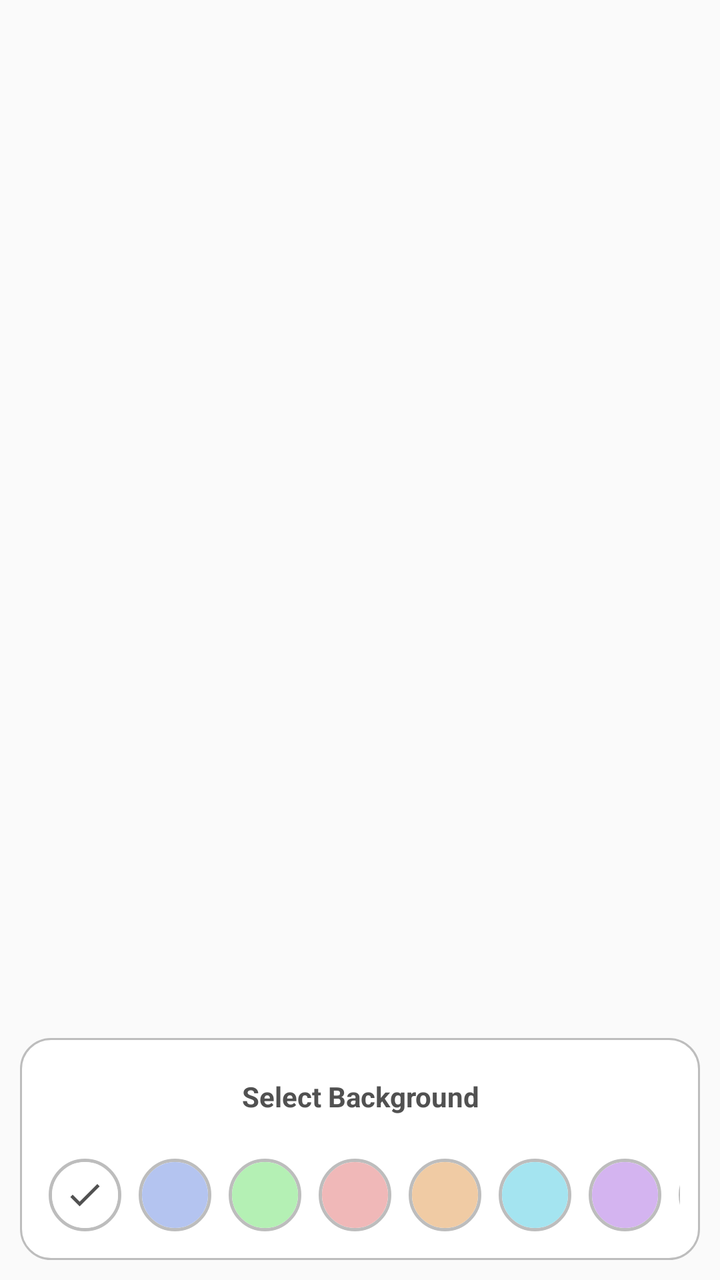
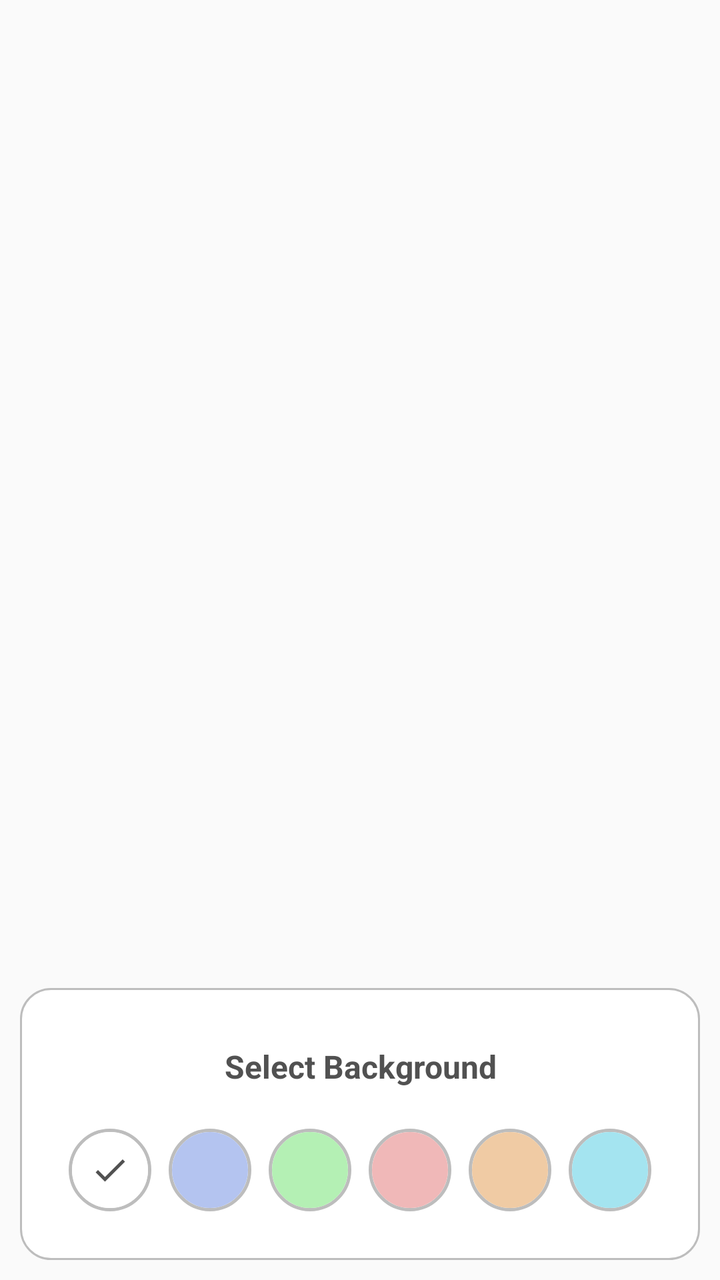

An Android layout rendered at two revisions. The XML below is the earlier revision; the diff shows what the commit changed to produce the second picture.
<!-- AndroidManifest.xml: application theme LanscapeTheme -->
<!-- res/layout/layout_miscellaneous.xml -->
<?xml version="1.0" encoding="utf-8"?>
<FrameLayout xmlns:android="http://schemas.android.com/apk/res/android"
    xmlns:app="http://schemas.android.com/apk/res-auto"
    xmlns:tools="http://schemas.android.com/tools"
    android:id="@+id/bottomSheetContainer"
    android:layout_width="match_parent"
    android:layout_height="wrap_content"
    android:clickable="true"
    android:focusable="true"
    app:behavior_peekHeight="50dp"
    app:behavior_hideable="true"
    app:layout_behavior="@string/bottom_sheet_behavior">

    <View
        android:id="@+id/outside_touch_view"
        android:layout_width="match_parent"
        android:layout_height="match_parent"
        android:background="@android:color/transparent" />

        <LinearLayout
            android:id="@+id/layoutMiscellaneous"
            android:orientation="vertical"
            android:background="@drawable/background_miscellaneous"
            android:layout_width="match_parent"
            android:layout_height="wrap_content"
            android:layout_gravity="bottom"
            android:padding="10dp"
            android:layout_marginBottom="10dp"
            android:layout_marginStart="10dp"
            android:layout_marginEnd="10dp">

            <TextView
                android:id="@+id/textMiscellaneous"
                android:layout_width="match_parent"
                android:layout_height="40dp"
                android:gravity="center"
                android:includeFontPadding="false"
                android:layout_marginBottom="6dp"
                android:text="@string/bottom_sheet_title"
                android:textColor="@color/textAndIconColor"
                android:textStyle="bold"
                android:textSize="14sp"/>

            <HorizontalScrollView
                android:layout_width="match_parent"
                android:layout_height="wrap_content"
                android:clipToPadding="false"
                android:scrollbars="none"
                tools:ignore="SpeakableTextPresentCheck">

                <LinearLayout
                    android:id="@+id/layoutNoteColor"
                    android:layout_width="wrap_content"
                    android:layout_height="wrap_content"
                    android:baselineAligned="false"
                    android:gravity="center_vertical"
                    android:orientation="horizontal">

                    <FrameLayout
                        android:layout_width="wrap_content"
                        android:layout_height="wrap_content">

                        <View
                            android:id="@+id/viewColor0"
                            android:layout_width="45dp"
                            android:layout_height="45dp"
                            android:background="@drawable/background_note_color0" />

                        <ImageView
                            android:id="@+id/imageColor0"
                            android:layout_width="40dp"
                            android:layout_height="40dp"
                            android:layout_gravity="center"
                            android:importantForAccessibility="no"
                            android:padding="10dp"
                            android:src="@drawable/ic_done"
                            tools:ignore="ImageContrastCheck" />

                    </FrameLayout>

                    <FrameLayout
                        android:layout_width="wrap_content"
                        android:layout_height="wrap_content">

                        <View
                            android:id="@+id/viewColor1"
                            android:layout_width="45dp"
                            android:layout_height="45dp"
                            android:background="@drawable/background_note_color1"
                            android:importantForAccessibility="no" />

                        <ImageView
                            android:id="@+id/imageColor1"
                            android:layout_width="40dp"
                            android:layout_height="40dp"
                            android:layout_gravity="center"
                            android:importantForAccessibility="no"
                            android:padding="10dp"
                            tools:ignore="ImageContrastCheck" />

                    </FrameLayout>

                    <FrameLayout
                        android:layout_width="wrap_content"
                        android:layout_height="wrap_content">

                        <View
                            android:id="@+id/viewColor2"
                            android:layout_width="45dp"
                            android:layout_height="45dp"
                            android:background="@drawable/background_note_color2"
                            android:importantForAccessibility="no" />

                        <ImageView
                            android:id="@+id/imageColor2"
                            android:layout_width="40dp"
                            android:layout_height="40dp"
                            android:layout_gravity="center"
                            android:padding="10dp"
                            tools:ignore="ContentDescription,ImageContrastCheck" />

                    </FrameLayout>

                    <FrameLayout
                        android:layout_width="wrap_content"
                        android:layout_height="wrap_content">

                        <View
                            android:id="@+id/viewColor3"
                            android:layout_width="45dp"
                            android:layout_height="45dp"
                            android:background="@drawable/background_note_color3" />

                        <ImageView
                            android:id="@+id/imageColor3"
                            android:layout_width="40dp"
                            android:layout_height="40dp"
                            android:layout_gravity="center"
                            android:importantForAccessibility="no"
                            android:padding="10dp"
                            tools:ignore="ImageContrastCheck" />

                    </FrameLayout>

                    <FrameLayout
                        android:layout_width="wrap_content"
                        android:layout_height="wrap_content">

                        <View
                            android:id="@+id/viewColor4"
                            android:layout_width="45dp"
                            android:layout_height="45dp"
                            android:background="@drawable/background_note_color4"
                            android:importantForAccessibility="no" />

                        <ImageView
                            android:id="@+id/imageColor4"
                            android:layout_width="40dp"
                            android:layout_height="40dp"
                            android:layout_gravity="center"
                            android:padding="10dp"
                            tools:ignore="ContentDescription,ImageContrastCheck" />

                    </FrameLayout>

                    <FrameLayout
                        android:layout_width="wrap_content"
                        android:layout_height="wrap_content">

                        <View
                            android:id="@+id/viewColor5"
                            android:layout_width="45dp"
                            android:layout_height="45dp"
                            android:background="@drawable/background_note_color5"
                            android:importantForAccessibility="no" />

                        <ImageView
                            android:id="@+id/imageColor5"
                            android:layout_width="40dp"
                            android:layout_height="40dp"
                            android:layout_gravity="center"
                            android:padding="10dp"
                            tools:ignore="ContentDescription,ImageContrastCheck" />

                    </FrameLayout>

                    <FrameLayout
                        android:layout_width="wrap_content"
                        android:layout_height="wrap_content">

                        <View
                            android:id="@+id/viewColor6"
                            android:layout_width="45dp"
                            android:layout_height="45dp"
                            android:background="@drawable/background_note_color6" />

                        <ImageView
                            android:id="@+id/imageColor6"
                            android:layout_width="40dp"
                            android:layout_height="40dp"
                            android:layout_gravity="center"
                            android:importantForAccessibility="no"
                            android:padding="10dp"
                            tools:ignore="ImageContrastCheck" />

                    </FrameLayout>

                    <FrameLayout
                        android:layout_width="wrap_content"
                        android:layout_height="wrap_content">

                        <View
                            android:id="@+id/viewColor7"
                            android:layout_width="45dp"
                            android:layout_height="45dp"
                            android:background="@drawable/background_note_color7" />

                        <ImageView
                            android:id="@+id/imageColor7"
                            android:layout_width="40dp"
                            android:layout_height="40dp"
                            android:layout_gravity="center"
                            android:importantForAccessibility="no"
                            android:padding="10dp"
                            tools:ignore="ImageContrastCheck" />

                    </FrameLayout>

                    <FrameLayout
                        android:layout_width="wrap_content"
                        android:layout_height="wrap_content">

                        <View
                            android:id="@+id/viewColor8"
                            android:layout_width="45dp"
                            android:layout_height="45dp"
                            android:background="@drawable/background_note_color8" />

                        <ImageView
                            android:id="@+id/imageColor8"
                            android:layout_width="40dp"
                            android:layout_height="40dp"
                            android:layout_gravity="center"
                            android:importantForAccessibility="no"
                            android:padding="10dp"
                            tools:ignore="ImageContrastCheck" />

                    </FrameLayout>

                    <FrameLayout
                        android:layout_width="wrap_content"
                        android:layout_height="wrap_content">

                        <View
                            android:id="@+id/viewColor9"
                            android:layout_width="45dp"
                            android:layout_height="45dp"
                            android:background="@drawable/background_note_color9" />

                        <ImageView
                            android:id="@+id/imageColor9"
                            android:layout_width="40dp"
                            android:layout_height="40dp"
                            android:layout_gravity="center"
                            android:importantForAccessibility="no"
                            android:padding="10dp"
                            tools:ignore="ImageContrastCheck" />

                    </FrameLayout>

                </LinearLayout>

            </HorizontalScrollView>

        </LinearLayout>

</FrameLayout>
<!-- resources referenced by this layout -->
<resources>
  <color name="textAndIconColor">#515151</color>
  <!-- drawable background_miscellaneous (drawable) -->
  <?xml version="1.0" encoding="utf-8"?>
  <shape xmlns:android="http://schemas.android.com/apk/res/android"
      android:shape="rectangle">
  
      <solid android:color="@color/whiteColor" />
      <stroke
          android:width="1.1dp"
          android:color="@color/strokeAndBorderColor" />
      <corners
          android:radius="15dp"/>
  
  </shape>
  <!-- drawable background_note_color8 (drawable) -->
  <?xml version="1.0" encoding="utf-8"?>
  <layer-list xmlns:android="http://schemas.android.com/apk/res/android">
  
      <item
          android:bottom="4.5dp"
          android:left="4.5dp"
          android:right="4.5dp"
          android:top="4.5dp">
  
          <shape android:shape="oval">
              <stroke
                  android:width="1.5dp"
                  android:color="@color/strokeAndBorderColor"/>
          </shape>
      </item>
  
      <item
          android:bottom="6dp"
          android:left="6dp"
          android:right="6dp"
          android:top="6dp">
  
          <shape android:shape="oval">
              <solid android:color="@color/note_aqua"/>
          </shape>
      </item>
  
  </layer-list>
  <!-- drawable background_note_color9 (drawable) -->
  <?xml version="1.0" encoding="utf-8"?>
  <layer-list xmlns:android="http://schemas.android.com/apk/res/android">
  
      <item
          android:bottom="4.5dp"
          android:left="4.5dp"
          android:right="4.5dp"
          android:top="4.5dp">
  
          <shape android:shape="oval">
              <stroke
                  android:width="1.5dp"
                  android:color="@color/strokeAndBorderColor"/>
          </shape>
      </item>
  
      <item
          android:bottom="6dp"
          android:left="6dp"
          android:right="6dp"
          android:top="6dp">
  
          <shape android:shape="oval">
              <solid android:color="@color/note_mint"/>
          </shape>
      </item>
  
  </layer-list>
  <!-- drawable ic_done (drawable) -->
  <vector xmlns:android="http://schemas.android.com/apk/res/android" android:height="24dp"
      android:tint="@color/textAndIconColor" android:viewportHeight="24" android:viewportWidth="24" android:width="24dp">
        
      <path android:fillColor="@android:color/white" android:pathData="M9,16.2L4.8,12l-1.4,1.4L9,19 21,7l-1.4,-1.4L9,16.2z"/>
      
  </vector>
  <string name="bottom_sheet_title">Select Background</string>
  <style name="LanscapeTheme" parent="Theme.AppCompat.Light.NoActionBar">
          <item name="colorPrimaryDark">@color/colorPrimaryDark</item>
          <item name="colorAccent">@color/colorAccent</item>
          <item name="colorControlHighlight">@color/colorControlHighlight</item>
      </style>
  <color name="whiteColor">#FFFFFF</color>
  <color name="strokeAndBorderColor">#BDBDBD</color>
  <color name="note_lavender">#B4C4F0</color>
  <color name="note_green">#B4F0B4</color>
  <color name="note_pink">#F0B8B8</color>
  <color name="note_peach">#F0CBA4</color>
  <color name="note_skyblue">#A4E4F0</color>
  <color name="note_purple">#D4B4F0</color>
  <color name="note_yellow">#F5E79C</color>
  <color name="note_aqua">#94E4ED</color>
  <color name="note_mint">#90E9B9</color>
  <color name="colorPrimaryDark">#313131</color>
  <color name="colorAccent">#006EF8</color>
  <color name="colorControlHighlight">#BDBDBD</color>
  <!-- unchanged entries left out for length: 8 -->
</resources>

<!-- the commit's change to res/layout/layout_miscellaneous.xml (unified diff, before → after) -->
@@ -24,7 +24,7 @@
             android:layout_width="match_parent"
             android:layout_height="wrap_content"
             android:layout_gravity="bottom"
-            android:padding="10dp"
+            android:padding="20dp"
             android:layout_marginBottom="10dp"
             android:layout_marginStart="10dp"
             android:layout_marginEnd="10dp">
@@ -39,7 +39,7 @@
                 android:text="@string/bottom_sheet_title"
                 android:textColor="@color/textAndIconColor"
                 android:textStyle="bold"
-                android:textSize="14sp"/>
+                android:textSize="16sp"/>
 
             <HorizontalScrollView
                 android:layout_width="match_parent"
@@ -62,8 +62,8 @@
 
                         <View
                             android:id="@+id/viewColor0"
-                            android:layout_width="45dp"
-                            android:layout_height="45dp"
+                            android:layout_width="50dp"
+                            android:layout_height="50dp"
                             android:background="@drawable/background_note_color0" />
 
                         <ImageView
@@ -84,8 +84,8 @@
 
                         <View
                             android:id="@+id/viewColor1"
-                            android:layout_width="45dp"
-                            android:layout_height="45dp"
+                            android:layout_width="50dp"
+                            android:layout_height="50dp"
                             android:background="@drawable/background_note_color1"
                             android:importantForAccessibility="no" />
 
@@ -106,8 +106,8 @@
 
                         <View
                             android:id="@+id/viewColor2"
-                            android:layout_width="45dp"
-                            android:layout_height="45dp"
+                            android:layout_width="50dp"
+                            android:layout_height="50dp"
                             android:background="@drawable/background_note_color2"
                             android:importantForAccessibility="no" />
 
@@ -127,8 +127,8 @@
 
                         <View
                             android:id="@+id/viewColor3"
-                            android:layout_width="45dp"
-                            android:layout_height="45dp"
+                            android:layout_width="50dp"
+                            android:layout_height="50dp"
                             android:background="@drawable/background_note_color3" />
 
                         <ImageView
@@ -148,8 +148,8 @@
 
                         <View
                             android:id="@+id/viewColor4"
-                            android:layout_width="45dp"
-                            android:layout_height="45dp"
+                            android:layout_width="50dp"
+                            android:layout_height="50dp"
                             android:background="@drawable/background_note_color4"
                             android:importantForAccessibility="no" />
 
@@ -169,8 +169,8 @@
 
                         <View
                             android:id="@+id/viewColor5"
-                            android:layout_width="45dp"
-                            android:layout_height="45dp"
+                            android:layout_width="50dp"
+                            android:layout_height="50dp"
                             android:background="@drawable/background_note_color5"
                             android:importantForAccessibility="no" />
 
@@ -190,8 +190,8 @@
 
                         <View
                             android:id="@+id/viewColor6"
-                            android:layout_width="45dp"
-                            android:layout_height="45dp"
+                            android:layout_width="50dp"
+                            android:layout_height="50dp"
                             android:background="@drawable/background_note_color6" />
 
                         <ImageView
@@ -211,8 +211,8 @@
 
                         <View
                             android:id="@+id/viewColor7"
-                            android:layout_width="45dp"
-                            android:layout_height="45dp"
+                            android:layout_width="50dp"
+                            android:layout_height="50dp"
                             android:background="@drawable/background_note_color7" />
 
                         <ImageView
@@ -232,8 +232,8 @@
 
                         <View
                             android:id="@+id/viewColor8"
-                            android:layout_width="45dp"
-                            android:layout_height="45dp"
+                            android:layout_width="50dp"
+                            android:layout_height="50dp"
                             android:background="@drawable/background_note_color8" />
 
                         <ImageView
@@ -253,8 +253,8 @@
 
                         <View
                             android:id="@+id/viewColor9"
-                            android:layout_width="45dp"
-                            android:layout_height="45dp"
+                            android:layout_width="50dp"
+                            android:layout_height="50dp"
                             android:background="@drawable/background_note_color9" />
 
                         <ImageView
